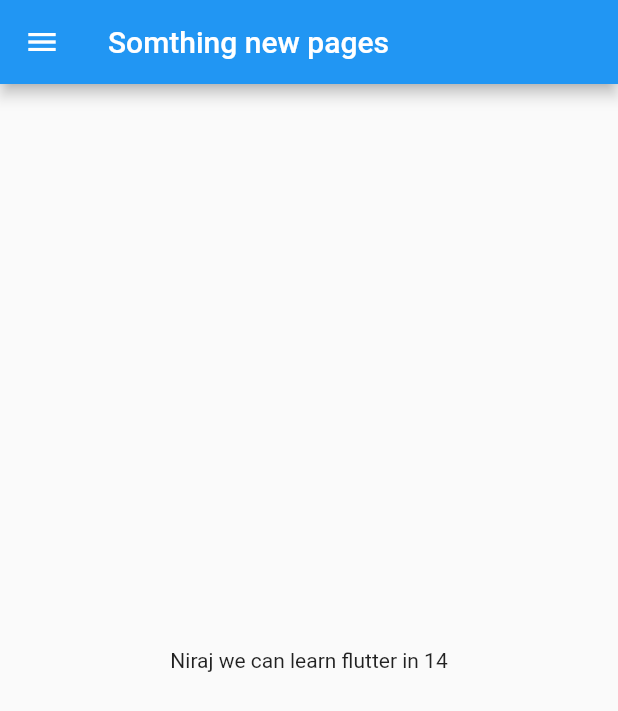
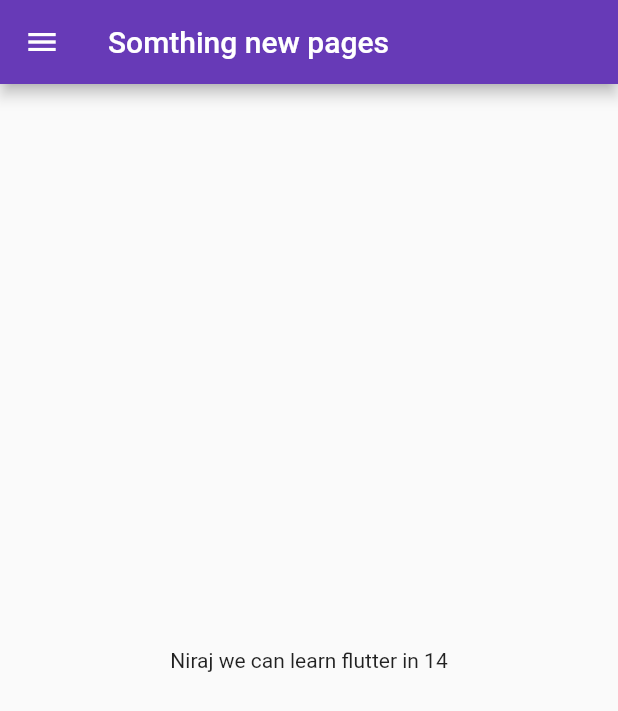
Before and after one commit to 123Nira/flutter_application_1, a Flutter app: the screen it shows after launch, on a phone screen of 412 x 824 dp. Shown: the top 711 px of the screen. Run offline on Flutter 3.47's test engine with Material 2 defaults, Android fonts, the phone set to English and light mode, and no system bars.

Commit message:
day 3 completed

```diff
--- a/lib/main.dart
+++ b/lib/main.dart
@@ -1,16 +1,26 @@
 import 'package:flutter/material.dart';
-import 'package:flutter_application_1/home_page.dart';
+import 'package:flutter_application_1/pages/home_page.dart';
+import 'package:flutter_application_1/pages/login_page.dart';
 
 void main() {
-  runApp(myApp());
+  runApp(MyApp());
 }
 
-class myApp extends StatelessWidget {
-
+class MyApp extends StatelessWidget {
   @override
   Widget build(BuildContext context) {
     return MaterialApp(
-        home: HomePage()
+      themeMode: ThemeMode.light,
+      theme: ThemeData(primarySwatch: Colors.deepPurple),
+      darkTheme: ThemeData(
+        brightness: Brightness.dark,
+      ),
+      initialRoute: "/home",
+      routes: {
+        "/": (context) => new LoginPage(), //this is object
+        "/login": (context) => LoginPage(),
+        "/home": (context) => HomePage()
+      },
     );
   }
 }
```
Also changed, not shown: lib/pages/login_page.dart (added, +19 -0 lines), lib/pages/home_page.dart (renamed from lib/home_page.dart), 1 other file.
